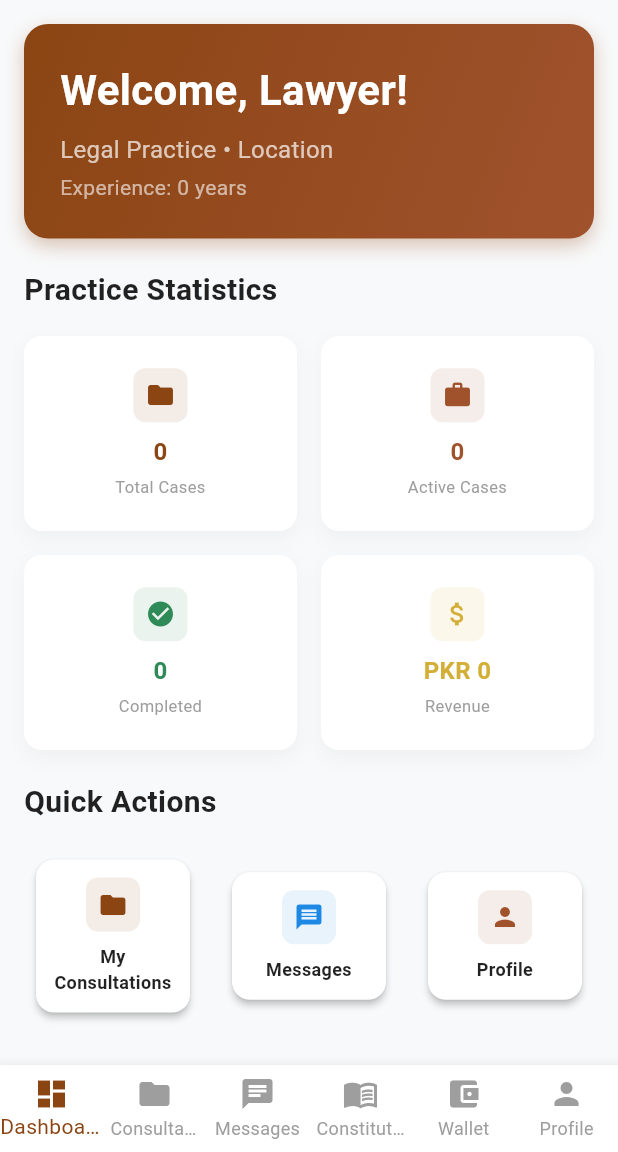
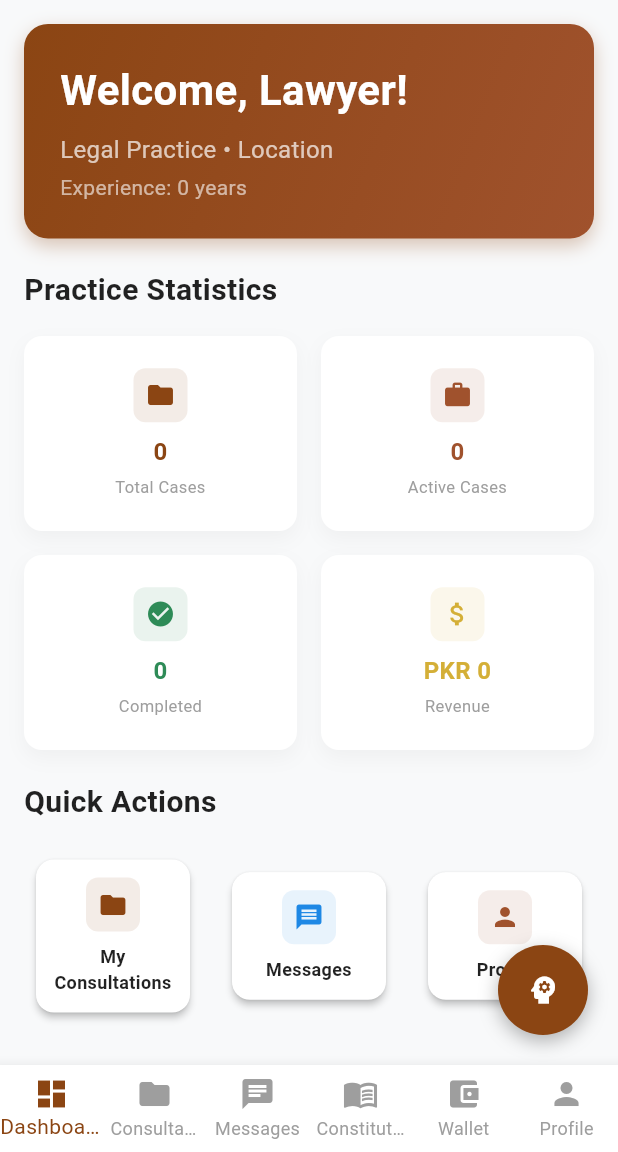
Before and after one commit to DeveloperSarim/ServirPak, a Flutter app: the LawyerDashboard screen opened directly, on a phone screen of 412 x 824 dp, the part 84-1236 px from its top. Run offline on Flutter 3.47's test engine with Material 3 defaults, Android fonts, the phone set to English and light mode, and no system bars; our stand-ins replace cloud_firestore, file_picker, firebase_auth, firebase_core, google_generative_ai, image_picker and 1 more; missing offline and left inert: mailer; accounts and stored records are empty.

Commit message:
ai added in lawyer

```diff
--- a/lib/screens/lawyer/lawyer_dashboard.dart
+++ b/lib/screens/lawyer/lawyer_dashboard.dart
@@ -15,6 +15,7 @@ import '../../services/demo_data_service.dart';
 import 'lawyer_profile_management_screen.dart';
 import 'lawyer_wallet_screen.dart';
 import 'constitution_guide_screen.dart';
+import '../../widgets/floating_ai_widget.dart';
 
 class LawyerDashboard extends StatefulWidget {
   const LawyerDashboard({super.key});
@@ -95,7 +96,7 @@ class _LawyerDashboardState extends State<LawyerDashboard> {
     }
 
     return Scaffold(
-      body: _buildBody(),
+      body: Stack(children: [_buildBody(), const FloatingAIWidget()]),
       bottomNavigationBar: BottomNavigationBar(
         currentIndex: _selectedIndex,
         onTap: (index) => setState(() => _selectedIndex = index),
```
